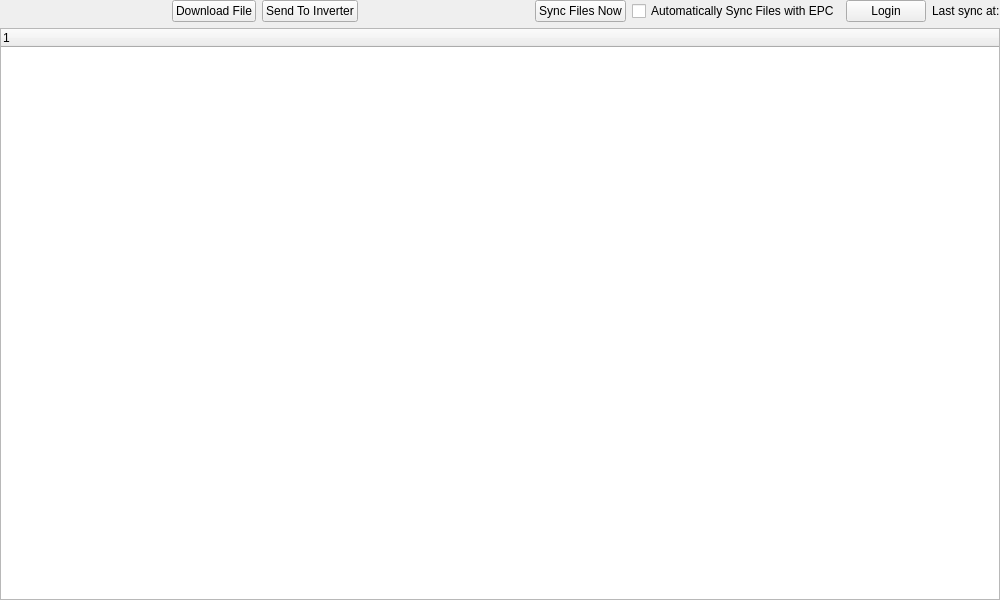
Old version of the form epyqlib/tabs/files/filesview.ui in the repository epcpower/stlib.
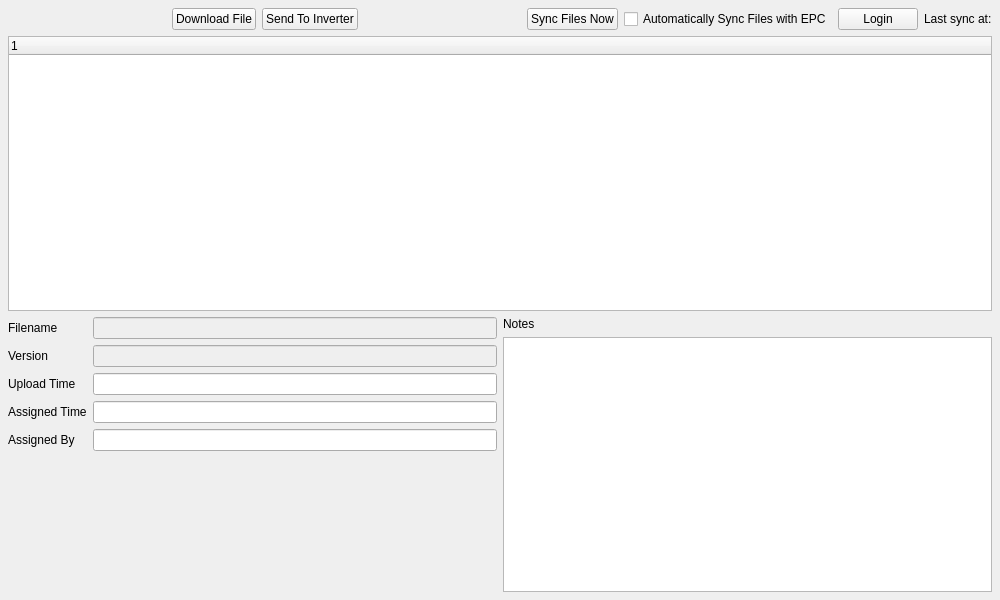
New version of the form.

Commit message: Add files detail panel. Update filename when clicking a file in the grid.

Diff of the .ui file:
```diff
--- a/epyqlib/tabs/files/filesview.ui
+++ b/epyqlib/tabs/files/filesview.ui
@@ -34,6 +34,107 @@
    </property>
    <item row="0" column="0">
     <layout class="QGridLayout" name="gridLayout">
+     <property name="leftMargin">
+      <number>8</number>
+     </property>
+     <property name="topMargin">
+      <number>8</number>
+     </property>
+     <property name="rightMargin">
+      <number>8</number>
+     </property>
+     <property name="bottomMargin">
+      <number>8</number>
+     </property>
+     <item row="3" column="0">
+      <layout class="QHBoxLayout" name="horizontalLayout_2" stretch="0,0">
+       <item>
+        <layout class="QFormLayout" name="formLayout">
+         <item row="0" column="1">
+          <widget class="QLineEdit" name="filename">
+           <property name="enabled">
+            <bool>false</bool>
+           </property>
+          </widget>
+         </item>
+         <item row="0" column="0">
+          <widget class="QLabel" name="label_1">
+           <property name="text">
+            <string>Filename</string>
+           </property>
+          </widget>
+         </item>
+         <item row="1" column="0">
+          <widget class="QLabel" name="label_0">
+           <property name="text">
+            <string>Version</string>
+           </property>
+          </widget>
+         </item>
+         <item row="1" column="1">
+          <widget class="QLineEdit" name="version">
+           <property name="enabled">
+            <bool>false</bool>
+           </property>
+          </widget>
+         </item>
+         <item row="2" column="0">
+          <widget class="QLabel" name="label_2">
+           <property name="text">
+            <string>Upload Time</string>
+           </property>
+          </widget>
+         </item>
+         <item row="2" column="1">
+          <widget class="QLineEdit" name="upload_time"/>
+         </item>
+         <item row="3" column="0">
+          <widget class="QLabel" name="label_3">
+           <property name="text">
+            <string>Assigned Time</string>
+           </property>
+          </widget>
+         </item>
+         <item row="3" column="1">
+          <widget class="QLineEdit" name="assigned_time"/>
+         </item>
+         <item row="4" column="0">
+          <widget class="QLabel" name="label_4">
+           <property name="text">
+            <string>Assigned By</string>
+           </property>
+          </widget>
+         </item>
+         <item row="4" column="1">
+          <widget class="QLineEdit" name="assigned_by"/>
+         </item>
+        </layout>
+       </item>
+       <item>
+        <layout class="QVBoxLayout" name="verticalLayout_2">
+         <item>
+          <widget class="QLabel" name="label">
+           <property name="text">
+            <string>Notes</string>
+           </property>
+          </widget>
+         </item>
+         <item>
+          <widget class="QPlainTextEdit" name="plainTextEdit"/>
+         </item>
+        </layout>
+       </item>
+      </layout>
+     </item>
+     <item row="1" column="0">
+      <widget class="QTreeWidget" name="treeWidget">
+       <column>
+        <property name="text">
+         <string notr="true">1</string>
+        </property>
+       </column>
+      </widget>
+     </item>
      <item row="0" column="0">
       <layout class="QHBoxLayout" name="horizontalLayout">
        <item>
@@ -118,19 +219,6 @@
        </item>
       </layout>
      </item>
-     <item row="1" column="0">
-      <layout class="QHBoxLayout" name="horizontalLayout_3">
-       <item>
-        <widget class="QTreeWidget" name="treeWidget">
-         <column>
-          <property name="text">
-           <string notr="true">1</string>
-          </property>
-         </column>
-        </widget>
-       </item>
-      </layout>
-     </item>
     </layout>
    </item>
   </layout>
```
The commit also changes 2 other files.
